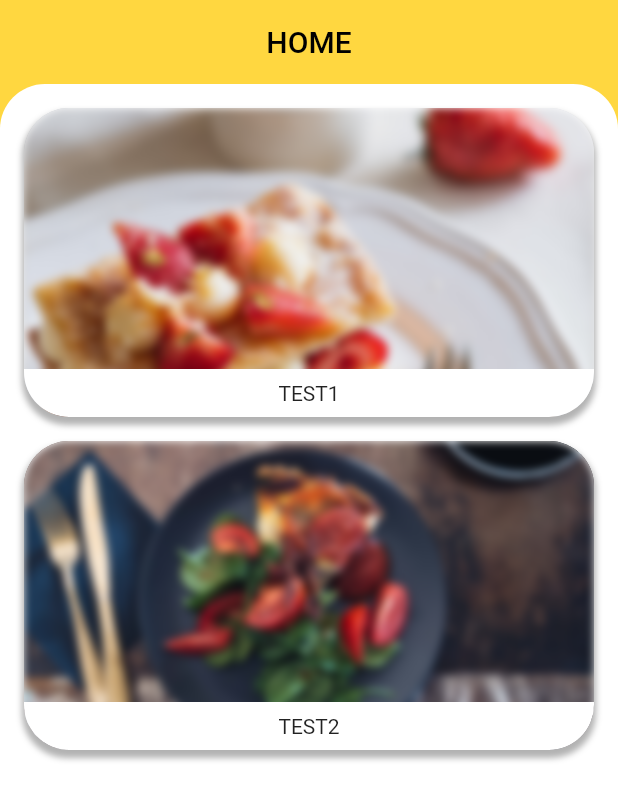
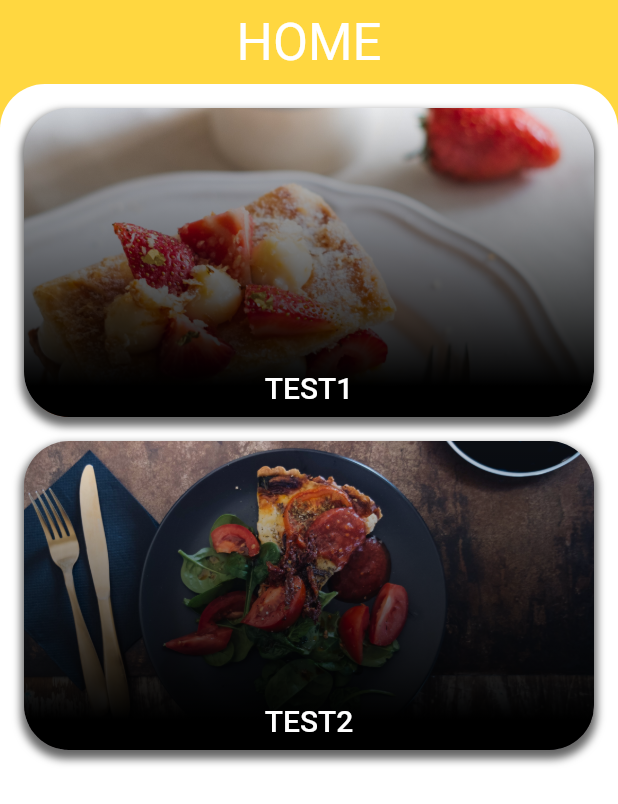
Before and after one commit to Hhanri/generic_restaurant_app, a Flutter app: the screen it shows after launch, on a phone screen of 412 x 824 dp. Shown: the top 804 px of the screen. Run offline on Flutter 3.47's test engine with Material 2 defaults, Android fonts, the phone set to English and light mode, and no system bars; our stand-ins replace equatable, page_transition.

Commit message:
SectionCardWidget rework, textStyle in Theme and gradient in Design

```diff
--- a/lib/resources/theme.dart
+++ b/lib/resources/theme.dart
@@ -3,7 +3,14 @@ import 'dart:ui';
 import 'package:flutter/material.dart';
 
 final ThemeData theme = ThemeData(
-
+  textTheme: const TextTheme(
+    headline4: TextStyle(
+      color: Colors.white
+    ),
+    headline6: TextStyle(
+      color: Colors.white
+    ),
+  ),
   appBarTheme: const AppBarTheme(
     color: Colors.amberAccent,
     centerTitle: true,
@@ -27,9 +34,9 @@ class Design {
   static Radius singleRadius = const Radius.circular(30);
 
   static BoxShadow shadow = BoxShadow(
-    color: Colors.black.withOpacity(0.3),
-    spreadRadius: 1,
-    blurRadius: 3,
+    color: Colors.black.withOpacity(0.6),
+    spreadRadius: 2,
+    blurRadius: 4,
     offset: const Offset(0, 4), // changes position of shadow
   );
 
@@ -37,4 +44,11 @@ class Design {
       topLeft: Design.singleRadius,
       topRight: Design.singleRadius
   );
+
+  static LinearGradient gradient = const LinearGradient(
+      begin: Alignment.topCenter,
+      end: Alignment.bottomCenter,
+      colors: [Colors.transparent, Colors.black],
+      stops: [0.0, 0.9]
+  );
 }
--- a/lib/widgets/scaffold_widget.dart
+++ b/lib/widgets/scaffold_widget.dart
@@ -14,7 +14,10 @@ class ScaffoldWidget extends StatelessWidget {
   Widget build(BuildContext context) {
     return Scaffold(
       appBar: AppBar(
-        title: Text(title),
+        title: Text(
+          title,
+          style: Theme.of(context).textTheme.headline4,
+        ),
       ),
       body: Container(
         decoration: BoxDecoration(
--- a/lib/widgets/section_card_widget.dart
+++ b/lib/widgets/section_card_widget.dart
@@ -1,4 +1,5 @@
 import 'package:flutter/material.dart';
+import 'package:flutter/widgets.dart';
 import 'package:generic_restaurant_app/models/section_model.dart';
 import 'package:generic_restaurant_app/pages/section_page.dart';
 import 'package:generic_restaurant_app/resources/theme.dart';
@@ -27,41 +28,40 @@ class SectionCardWidget extends StatelessWidget {
       },
       child: Padding(
         padding:Design.padding,
-        child: Container(
-          decoration: BoxDecoration(
-            borderRadius: Design.circularRadius,
-            boxShadow: [
-              Design.shadow
-            ]
-          ),
-          child: ClipRRect(
-            borderRadius: Design.circularRadius,
-            child: Container(
-              alignment: Alignment.bottomCenter,
+        child: Stack(
+          children: [
+            Container(
+              decoration: BoxDecoration(
+                borderRadius: Design.circularRadius,
+                image: DecorationImage(
+                  image: AssetImage(
+                    section.cover
+                  ),
+                  fit: BoxFit.cover
+                ),
+                boxShadow: [Design.shadow]
+              ),
+              height: _height/4,
+            ),
+            Container(
               height: _height/4,
               decoration: BoxDecoration(
-                image: DecorationImage(
-                  fit: BoxFit.cover,
-                  image: AssetImage(
-                    section.cover
-                  )
-                ),
+                borderRadius: Design.circularRadius,
+                gradient: Design.gradient
               ),
-              child: BackdropFilter(
-                filter: Design.blur,
-                child: Container(
-                  width: double.infinity,
-                  color: Colors.white,
+              child: Align(
+                alignment: Alignment.bottomCenter,
+                child: Padding(
                   padding: Design.padding,
                   child: Text(
                     section.sectionName,
-                    textAlign: TextAlign.center,
-                  )
+                    style: Theme.of(context).textTheme.headline6,
+                  ),
                 ),
-              )
-            ),
-          ),
-        ),
+              ),
+            )
+          ],
+        )
       ),
     );
   }
```
